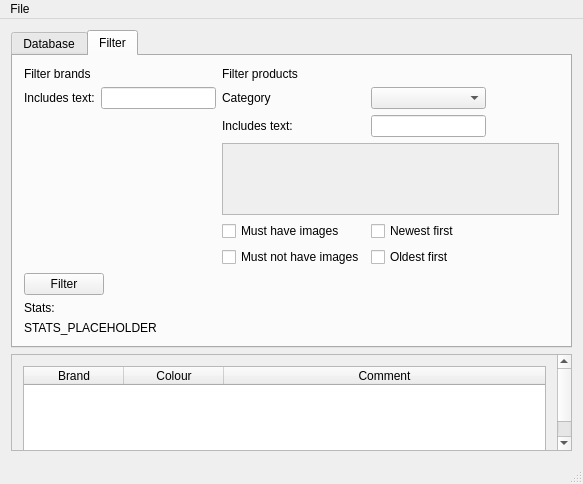
Before: the Qt Designer form productinventory.ui in daniel-Jones/productinventory, drawn with Qt 5.
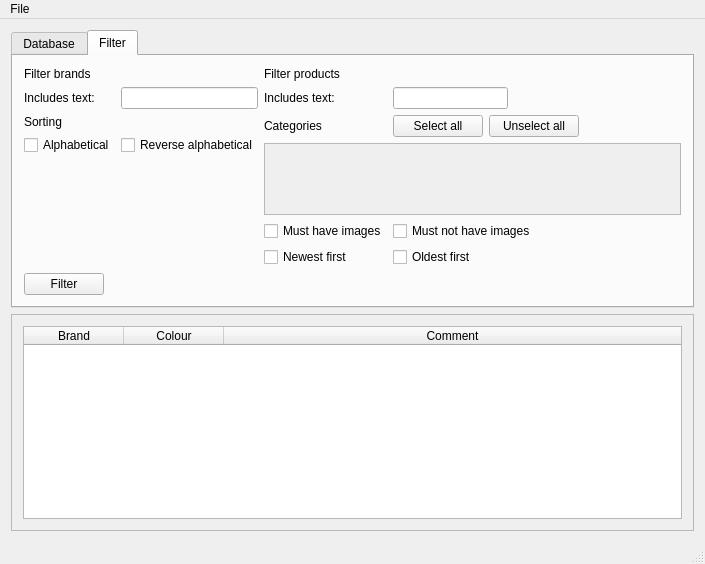
After: the same form once the commit is applied.

Commit message: many fixes, tweaks and things added, mainly checkbox related

What changed in the file:
```diff
--- a/productinventory.ui
+++ b/productinventory.ui
@@ -6,8 +6,8 @@
    <rect>
     <x>0</x>
     <y>0</y>
-    <width>583</width>
-    <height>484</height>
+    <width>705</width>
+    <height>564</height>
    </rect>
   </property>
   <property name="windowTitle">
@@ -18,7 +18,7 @@
     <item>
      <widget class="QTabWidget" name="mainTabs">
       <property name="sizePolicy">
-       <sizepolicy hsizetype="Ignored" vsizetype="Expanding">
+       <sizepolicy hsizetype="Minimum" vsizetype="Minimum">
         <horstretch>0</horstretch>
         <verstretch>0</verstretch>
        </sizepolicy>
@@ -150,7 +150,21 @@
        <layout class="QFormLayout" name="formLayout_6">
         <item row="0" column="0">
          <layout class="QGridLayout" name="gridLayout_4">
-          <item row="3" column="1">
+          <item row="1" column="0">
+           <widget class="QLabel" name="filterBrandsLabel">
+            <property name="text">
+             <string>Filter brands</string>
+            </property>
+           </widget>
+          </item>
+          <item row="3" column="0">
+           <widget class="QLabel" name="label">
+            <property name="text">
+             <string>Sorting</string>
+            </property>
+           </widget>
+          </item>
+          <item row="5" column="1">
            <spacer name="verticalSpacer">
             <property name="orientation">
              <enum>Qt::Vertical</enum>
@@ -163,13 +177,6 @@
             </property>
            </spacer>
           </item>
-          <item row="1" column="0">
-           <widget class="QLabel" name="filterBrandsLabel">
-            <property name="text">
-             <string>Filter brands</string>
-            </property>
-           </widget>
-          </item>
           <item row="2" column="1">
            <widget class="QLineEdit" name="includesTextBrandsInput">
             <property name="minimumSize">
@@ -187,28 +194,17 @@
             </property>
            </widget>
           </item>
-         </layout>
-        </item>
-        <item row="1" column="0">
-         <widget class="QPushButton" name="pushButton">
-          <property name="text">
-           <string>Filter</string>
-          </property>
-         </widget>
-        </item>
-        <item row="2" column="0">
-         <layout class="QFormLayout" name="formLayout_5">
-          <item row="0" column="0">
-           <widget class="QLabel" name="statsLabel">
+          <item row="4" column="1">
+           <widget class="QCheckBox" name="filterSortReverseAlphabeticalCheckBox">
             <property name="text">
-             <string>Stats:</string>
+             <string>Reverse alphabetical</string>
             </property>
            </widget>
           </item>
-          <item row="1" column="0">
-           <widget class="QLabel" name="statsHereLabel">
+          <item row="4" column="0">
+           <widget class="QCheckBox" name="filterSortAlphabeticalCheckBox">
             <property name="text">
-             <string>STATS_PLACEHOLDER</string>
+             <string>Alphabetical</string>
             </property>
            </widget>
           </item>
@@ -216,44 +212,21 @@
         </item>
         <item row="0" column="1">
          <layout class="QFormLayout" name="formLayout_2">
-          <item row="0" column="0">
+          <item row="1" column="0">
            <widget class="QLabel" name="filterProductsLabel">
             <property name="text">
              <string>Filter products</string>
             </property>
            </widget>
           </item>
-          <item row="1" column="0">
-           <widget class="QLabel" name="filterCategoryLabel">
-            <property name="text">
-             <string>Category</string>
-            </property>
-           </widget>
-          </item>
-          <item row="1" column="1">
-           <widget class="QComboBox" name="filterCategoryComboBox">
-            <property name="sizePolicy">
-             <sizepolicy hsizetype="Maximum" vsizetype="Fixed">
-              <horstretch>0</horstretch>
-              <verstretch>0</verstretch>
-             </sizepolicy>
-            </property>
-            <property name="minimumSize">
-             <size>
-              <width>115</width>
-              <height>0</height>
-             </size>
-            </property>
-           </widget>
-          </item>
-          <item row="3" column="0">
+          <item row="2" column="0">
            <widget class="QLabel" name="includesTextProductsLabel">
             <property name="text">
              <string>Includes text:</string>
             </property>
            </widget>
           </item>
-          <item row="3" column="1">
+          <item row="2" column="1">
            <widget class="QLineEdit" name="includesTextProductsInput">
             <property name="sizePolicy">
              <sizepolicy hsizetype="Maximum" vsizetype="Fixed">
@@ -270,27 +243,59 @@
            </widget>
           </item>
           <item row="5" column="0">
-           <widget class="QCheckBox" name="mustHaveImagesCheckBox">
-            <property name="layoutDirection">
-             <enum>Qt::LeftToRight</enum>
-            </property>
+           <widget class="QLabel" name="filterCategoryLabel">
             <property name="text">
-             <string>Must have images</string>
+             <string>Categories</string>
             </property>
-            <property name="tristate">
-             <bool>false</bool>
-            </property>
            </widget>
           </item>
-          <item row="6" column="0">
-           <widget class="QCheckBox" name="mustNotHaveImagesCheckBox">
-            <property name="text">
-             <string>Must not have images</string>
-            </property>
-           </widget>
+          <item row="5" column="1">
+           <layout class="QGridLayout" name="gridLayout_5">
+            <item row="0" column="0">
+             <widget class="QPushButton" name="selectAllButton">
+              <property name="minimumSize">
+               <size>
+                <width>0</width>
+                <height>0</height>
+               </size>
+              </property>
+              <property name="maximumSize">
+               <size>
+                <width>90</width>
+                <height>16777215</height>
+               </size>
+              </property>
+              <property name="text">
+               <string>Select all</string>
+              </property>
+             </widget>
+            </item>
+            <item row="0" column="1">
+             <widget class="QPushButton" name="unselectAllButton">
+              <property name="minimumSize">
+               <size>
+                <width>0</width>
+                <height>0</height>
+               </size>
+              </property>
+              <property name="maximumSize">
+               <size>
+                <width>90</width>
+                <height>16777215</height>
+               </size>
+              </property>
+              <property name="text">
+               <string>Unselect all</string>
+              </property>
+             </widget>
+            </item>
+           </layout>
           </item>
-          <item row="4" column="0" colspan="2">
+          <item row="7" column="0" colspan="2">
            <widget class="QScrollArea" name="filterCategoryScrollArea">
+            <property name="sizeAdjustPolicy">
+             <enum>QAbstractScrollArea::AdjustToContents</enum>
+            </property>
             <property name="widgetResizable">
              <bool>true</bool>
             </property>
@@ -299,22 +304,50 @@
               <rect>
                <x>0</x>
                <y>0</y>
-               <width>318</width>
+               <width>395</width>
                <height>68</height>
               </rect>
              </property>
-             <layout class="QGridLayout" name="gridLayout_3"/>
+             <layout class="QGridLayout" name="gridLayout_3">
+              <item row="0" column="0">
+               <layout class="QGridLayout" name="filterCategoryGrid">
+                <property name="spacing">
+                 <number>0</number>
+                </property>
+               </layout>
+              </item>
+             </layout>
             </widget>
            </widget>
           </item>
-          <item row="5" column="1">
+          <item row="8" column="0">
+           <widget class="QCheckBox" name="mustHaveImagesCheckBox">
+            <property name="layoutDirection">
+             <enum>Qt::LeftToRight</enum>
+            </property>
+            <property name="text">
+             <string>Must have images</string>
+            </property>
+            <property name="tristate">
+             <bool>false</bool>
+            </property>
+           </widget>
+          </item>
+          <item row="8" column="1">
+           <widget class="QCheckBox" name="mustNotHaveImagesCheckBox">
+            <property name="text">
+             <string>Must not have images</string>
+            </property>
+           </widget>
+          </item>
+          <item row="9" column="0">
            <widget class="QCheckBox" name="newestFirstCheckBox">
             <property name="text">
              <string>Newest first</string>
             </property>
            </widget>
           </item>
-          <item row="6" column="1">
+          <item row="9" column="1">
            <widget class="QCheckBox" name="oldestFirstCheckBox">
             <property name="text">
              <string>Oldest first</string>
@@ -323,6 +356,13 @@
           </item>
          </layout>
         </item>
+        <item row="1" column="0">
+         <widget class="QPushButton" name="pushButton">
+          <property name="text">
+           <string>Filter</string>
+          </property>
+         </widget>
+        </item>
        </layout>
       </widget>
      </widget>
@@ -337,8 +377,8 @@
         <rect>
          <x>0</x>
          <y>0</y>
-         <width>549</width>
-         <height>118</height>
+         <width>685</width>
+         <height>187</height>
         </rect>
        </property>
        <layout class="QGridLayout" name="gridLayout">
@@ -429,7 +469,7 @@
     <rect>
      <x>0</x>
      <y>0</y>
-     <width>583</width>
+     <width>705</width>
      <height>20</height>
     </rect>
    </property>
```
Left out of the diff: 5 changed lines with no effect on the pictures. The commit also changes 4 other files.
